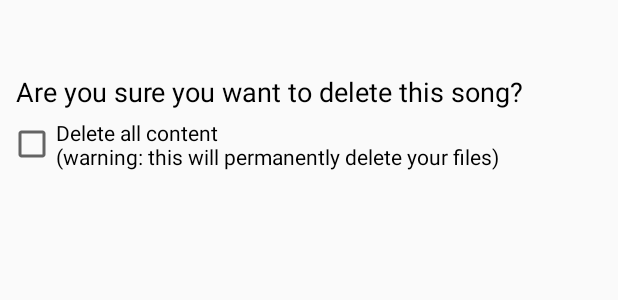
After one commit to fkaszuba93/Asystent-gitarzysty, an Android app: the layout fragment_delete_song_dialog.xml on its own in the app's theme, with its tools: preview values and no code run, on a phone screen of 412 x 824 dp. The commit adds this screen. Shown: the top 300 px of the screen. Run offline under Robolectric (Android 15) with nearby library versions, the phone set to English and light mode, and no system bars.

Commit message:
delete song

```diff
--- a/app/src/main/java/pd/asystentgitarzysty/fragment/SongsFragment.java
+++ b/app/src/main/java/pd/asystentgitarzysty/fragment/SongsFragment.java
@@ -72,6 +72,10 @@ public class SongsFragment extends Fragment {
         mListener = null;
     }
 
+    public void refreshSongsList(){
+        recyclerView.getAdapter().notifyDataSetChanged();
+    }
+
     private void sortSongsList(Comparator<Song> comparator){
         List<Song> list = Songs.getSongsList();
         Collections.sort(list, comparator);
--- /dev/null
+++ b/app/src/main/res/layout/fragment_delete_song_dialog.xml
@@ -0,0 +1,32 @@
+<?xml version="1.0" encoding="utf-8"?>
+<LinearLayout xmlns:android="http://schemas.android.com/apk/res/android"
+    android:layout_width="match_parent"
+    android:layout_height="match_parent"
+    android:orientation="vertical"
+    android:padding="5dp">
+
+    <TextView
+        android:id="@+id/title_text"
+        android:layout_width="match_parent"
+        android:layout_height="wrap_content"
+        android:padding="5dp"
+        android:textAlignment="center"
+        android:textColor="@android:color/black"
+        android:textSize="20sp"
+        android:textStyle="bold" />
+
+    <TextView
+        android:id="@+id/dialog_text"
+        android:layout_width="match_parent"
+        android:layout_height="wrap_content"
+        android:padding="5dp"
+        android:text="@string/delete_song_dialog"
+        android:textColor="@android:color/black"
+        android:textSize="18sp" />
+
+    <CheckBox
+        android:id="@+id/check_box"
+        android:layout_width="match_parent"
+        android:layout_height="wrap_content"
+        android:text="@string/delete_content" />
+</LinearLayout>
--- a/app/src/main/res/layout/fragment_song.xml
+++ b/app/src/main/res/layout/fragment_song.xml
@@ -7,16 +7,17 @@
 
     <TextView
         android:id="@+id/content"
-        android:layout_width="wrap_content"
+        android:layout_width="0dp"
         android:layout_height="wrap_content"
         android:layout_margin="@dimen/text_margin"
+        android:layout_weight="1"
         android:textAppearance="?attr/textAppearanceListItem" />
 
     <ImageButton
         android:id="@+id/delete_button"
         android:layout_width="wrap_content"
         android:layout_height="wrap_content"
-        android:layout_gravity="right|center_vertical"
+        android:layout_gravity="center_vertical"
         android:background="?android:attr/colorBackground"
         app:srcCompat="@android:drawable/ic_delete" />
 
--- a/app/src/main/res/values/strings.xml
+++ b/app/src/main/res/values/strings.xml
@@ -13,6 +13,9 @@
     <string name="add_song">Add song</string>
     <string name="add">Add</string>
     <string name="cancel">Cancel</string>
+    <string name="delete">Delete</string>
+    <string name="delete_song_dialog">Are you sure you want to delete this song?</string>
+    <string name="delete_content">Delete all content\n(warning: this will permanently delete your files)</string>
     <string name="metronome">Metronome</string>
     <string name="beats">Beats</string>
     <string name="tempo">Tempo</string>
```
Also changed, not shown: app/src/main/java/pd/asystentgitarzysty/activity/SelectSongActivity.java (+14 -3 lines), app/src/main/java/pd/asystentgitarzysty/content/Songs.java (+15 -6 lines), app/src/main/java/pd/asystentgitarzysty/fragment/AddSongDialogFragment.java (+6 -2 lines), app/src/main/java/pd/asystentgitarzysty/fragment/DeleteSongDialogFragment.java (added, +68 -0 lines), app/src/main/java/pd/asystentgitarzysty/model/Song.java (+34 -26 lines).
